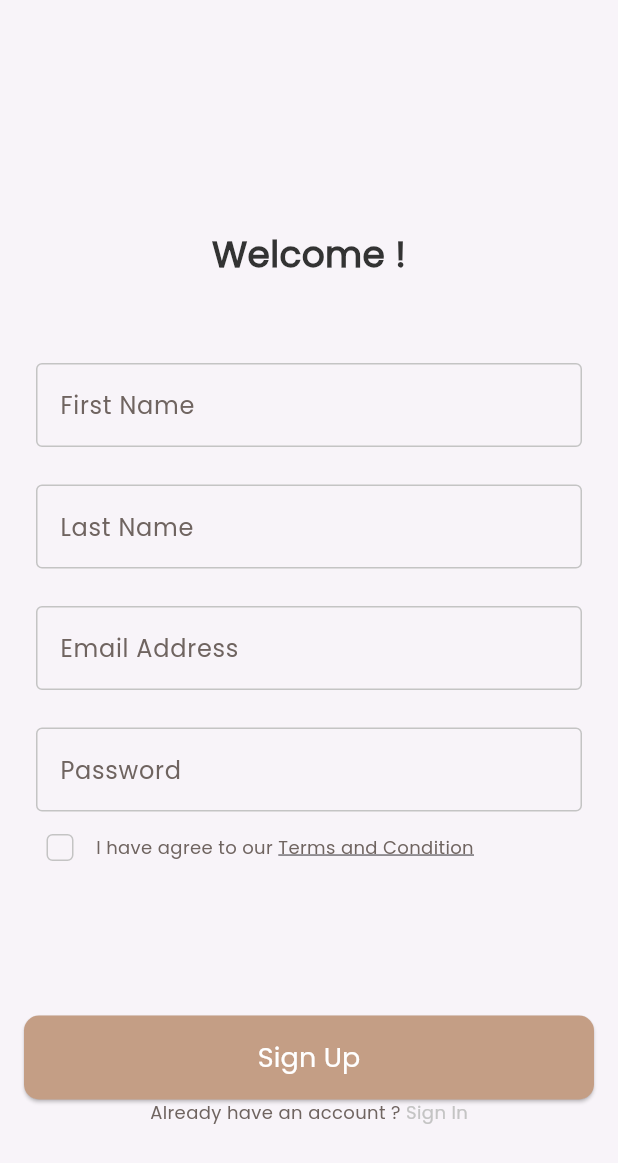
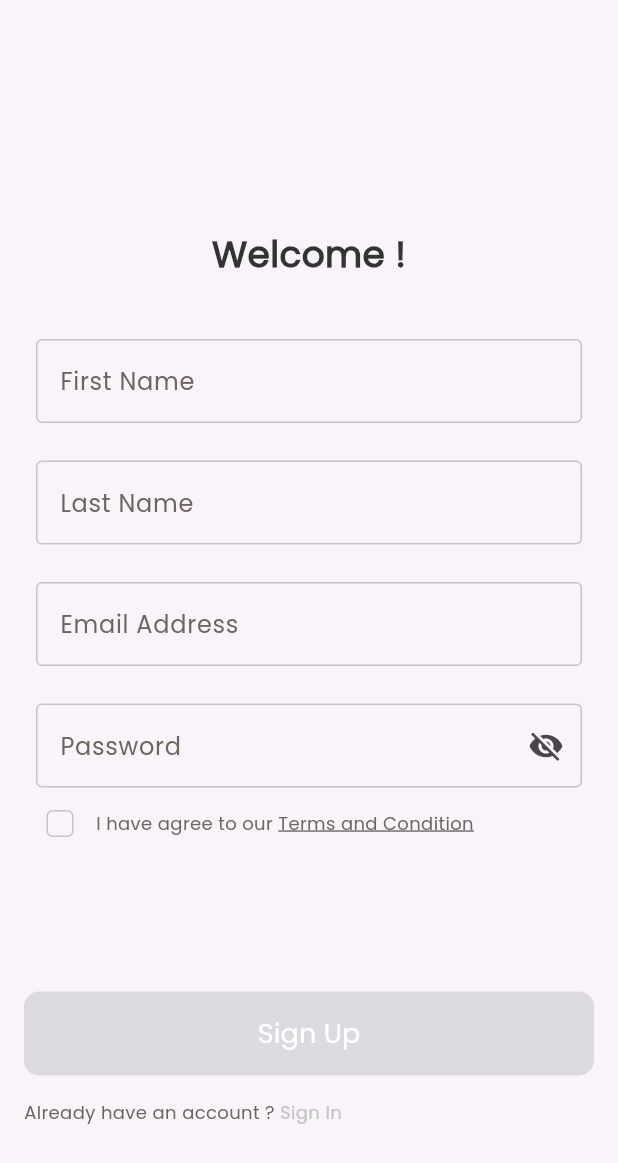
Before and after one commit to elbahy/dalel, a Flutter app: the SignupView screen opened by its route, on a phone screen of 412 x 824 dp. Shown: the top 1163 px of the screen. Run offline on Flutter 3.47's test engine with Material 3 defaults, Android fonts, the phone set to English and light mode, and no system bars; our stand-ins replace bloc, firebase_auth, firebase_core, flutter_bloc, fluttertoast, get_it and 3 more; accounts and stored records are empty.

Commit message:
finished auth cubit

```diff
--- /dev/null
+++ b/devtools_options.yaml
@@ -0,0 +1 @@
+extensions:
--- a/lib/core/routes/app_router.dart
+++ b/lib/core/routes/app_router.dart
@@ -1,6 +1,6 @@
 import 'package:dalel/features/auth/presentation/views/signin_view.dart';
 import 'package:dalel/features/auth/presentation/views/signup_view.dart';
-import 'package:dalel/features/onboarding/presentation/auth_cubit/cubit/auth_cubit.dart';
+import 'package:dalel/features/auth/presentation/auth_cubit/auth_cubit.dart';
 import 'package:dalel/features/onboarding/presentation/views/onboarding_view.dart';
 import 'package:dalel/features/splash/presentation/views/splash_view.dart';
 import 'package:flutter_bloc/flutter_bloc.dart';
--- a/lib/core/services/service_locator.dart
+++ b/lib/core/services/service_locator.dart
@@ -1,10 +1,9 @@
 import 'package:dalel/core/databases/cache/cache_helper.dart';
-import 'package:dalel/features/onboarding/presentation/auth_cubit/cubit/auth_cubit.dart';
+
 import 'package:get_it/get_it.dart';
 
 final getIt = GetIt.instance;
 
 void setupServiceLocator() {
   getIt.registerSingleton<CacheHelper>(CacheHelper());
-  getIt.registerSingleton<AuthCubit>(AuthCubit());
 }
--- a/lib/core/widgets/custom_button.dart
+++ b/lib/core/widgets/custom_button.dart
@@ -3,14 +3,10 @@ import 'package:dalel/core/utils/app_styles.dart';
 import 'package:flutter/material.dart';
 
 class CustomButton extends StatelessWidget {
-  const CustomButton({
-    super.key,
-    required this.text,
-    required this.onPressed,
-  });
+  const CustomButton({super.key, required this.text, required this.onPressed});
 
   final String text;
-  final void Function() onPressed;
+  final void Function()? onPressed;
 
   @override
   Widget build(BuildContext context) {
--- a/lib/features/onboarding/presentation/auth_cubit/cubit/auth_state.dart
+++ b/lib/features/auth/presentation/auth_cubit/auth_state.dart
@@ -11,3 +11,7 @@ final class SignupFailureState extends AuthState {
 
   SignupFailureState({required this.errorMessage});
 }
+
+final class TermsAndConditionsState extends AuthState {}
+
+final class PasswordVisibilityState extends AuthState {}
--- a/lib/features/auth/presentation/views/widgets/custom_checkbox.dart
+++ b/lib/features/auth/presentation/views/widgets/custom_checkbox.dart
@@ -1,5 +1,7 @@
 import 'package:dalel/core/utils/app_colors.dart';
+import 'package:dalel/features/auth/presentation/auth_cubit/auth_cubit.dart';
 import 'package:flutter/material.dart';
+import 'package:flutter_bloc/flutter_bloc.dart';
 
 class CustomCheckBox extends StatefulWidget {
   const CustomCheckBox({super.key});
@@ -21,6 +23,8 @@ class _CustomCheckBoxState extends State<CustomCheckBox> {
         onChanged: (newValue) {
           setState(() {
             value = newValue!;
+            BlocProvider.of<AuthCubit>(context)
+                .changeTermsAndConditionsValue(newValue);
           });
         });
   }
--- a/lib/features/auth/presentation/views/widgets/custom_text_field.dart
+++ b/lib/features/auth/presentation/views/widgets/custom_text_field.dart
@@ -1,28 +1,30 @@
-import 'package:dalel/core/services/service_locator.dart';
 import 'package:dalel/core/utils/app_colors.dart';
 import 'package:dalel/core/utils/app_styles.dart';
 import 'package:dalel/features/auth/presentation/views/functions/get_border_style.dart';
-import 'package:dalel/features/onboarding/presentation/auth_cubit/cubit/auth_cubit.dart';
 import 'package:flutter/material.dart';
 
-class CustomTextField extends StatelessWidget {
-  const CustomTextField(
+class CustomTextFormField extends StatelessWidget {
+  const CustomTextFormField(
       {super.key,
       required this.label,
       this.onChanged,
       this.onFieldSubmitted,
-      this.obscureText = false});
+      this.obscureText = false,
+      this.suffixIcon});
 
   final String label;
   final Function(String)? onChanged;
   final Function(String)? onFieldSubmitted;
   final bool obscureText;
+  final IconButton? suffixIcon;
 
   @override
   Widget build(BuildContext context) {
     return Padding(
       padding: const EdgeInsets.fromLTRB(8, 25, 8, 0),
       child: TextFormField(
+          validator: (value) =>
+              value!.isEmpty ? 'This field is required' : null,
           obscureText: obscureText,
           onChanged: onChanged,
           onFieldSubmitted: onFieldSubmitted,
@@ -34,6 +36,7 @@ class CustomTextField extends StatelessWidget {
             border: getBorderStyle(),
             enabledBorder: getBorderStyle(),
             focusedBorder: getBorderStyle(),
+            suffixIcon: suffixIcon,
           )),
     );
   }
--- a/lib/features/auth/presentation/views/widgets/custom_two_text.dart
+++ b/lib/features/auth/presentation/views/widgets/custom_two_text.dart
@@ -9,14 +9,12 @@ class CustomTwoTextsWidget extends StatelessWidget {
   final String text1, text2;
   @override
   Widget build(BuildContext context) {
-    return Row(mainAxisAlignment: MainAxisAlignment.center, children: [
-      Text.rich(TextSpan(children: [
-        TextSpan(text: text1, style: AppStyles.poppins400Style12),
-        TextSpan(
-          text: text2,
-          style: AppStyles.poppins400Style12.copyWith(color: AppColors.grey),
-        )
-      ]))
-    ]);
+    return Text.rich(TextSpan(children: [
+      TextSpan(text: text1, style: AppStyles.poppins400Style12),
+      TextSpan(
+        text: text2,
+        style: AppStyles.poppins400Style12.copyWith(color: AppColors.grey),
+      )
+    ]));
   }
 }
--- a/lib/features/auth/presentation/views/widgets/signup_form_widget.dart
+++ b/lib/features/auth/presentation/views/widgets/signup_form_widget.dart
@@ -1,10 +1,12 @@
-import 'package:dalel/core/services/service_locator.dart';
+import 'package:dalel/core/functions/navigation.dart';
+import 'package:dalel/core/functions/toast_msg.dart';
+import 'package:dalel/core/utils/app_colors.dart';
 import 'package:dalel/core/utils/app_strings.dart';
 import 'package:dalel/core/widgets/custom_button.dart';
 import 'package:dalel/features/auth/presentation/views/widgets/custom_text_field.dart';
 import 'package:dalel/features/auth/presentation/views/widgets/terms_and_conditions.dart';
-import 'package:dalel/features/onboarding/presentation/auth_cubit/cubit/auth_cubit.dart';
-import 'package:dalel/features/onboarding/presentation/auth_cubit/cubit/auth_state.dart';
+import 'package:dalel/features/auth/presentation/auth_cubit/auth_cubit.dart';
+import 'package:dalel/features/auth/presentation/auth_cubit/auth_state.dart';
 import 'package:flutter/material.dart';
 import 'package:flutter_bloc/flutter_bloc.dart';
 
@@ -15,33 +17,58 @@ class SignupFormWidget extends StatelessWidget {
   Widget build(BuildContext context) {
     return BlocConsumer<AuthCubit, AuthState>(
       listener: (context, state) {
-        // TODO: implement listener
+        if (state is SignupSuccessState) {
+          toastMsg(msg: 'Account created successfully', color: Colors.green);
+          customReplacementNavigate(context, '/signin');
+        } else if (state is SignupFailureState) {
+          toastMsg(msg: state.errorMessage, color: Colors.red);
+        }
       },
       builder: (context, state) {
+        AuthCubit authCubit = BlocProvider.of<AuthCubit>(context);
         return Form(
+            key: authCubit.signupFormKey,
             child: Column(
               children: [
-            const CustomTextField(label: AppStrings.fristName),
-            const CustomTextField(label: AppStrings.lastName),
-            CustomTextField(
+                const CustomTextFormField(label: AppStrings.fristName),
+                const CustomTextFormField(label: AppStrings.lastName),
+                CustomTextFormField(
                     label: AppStrings.emailAddress,
                     onChanged: (value) {
-                  getIt<AuthCubit>().emailAddress = value;
+                      authCubit.emailAddress = value;
                     }),
-            CustomTextField(
+                CustomTextFormField(
                   label: AppStrings.password,
-              obscureText: true,
+                  obscureText: authCubit.obscureText,
+                  suffixIcon: IconButton(
+                      onPressed: () {
+                        authCubit.changeObscureText();
+                      },
+                      icon: Icon(authCubit.obscureText
+                          ? Icons.visibility_off
+                          : Icons.visibility)),
                   onChanged: (value) {
-                getIt<AuthCubit>().password = value;
+                    authCubit.password = value;
                   },
                 ),
                 const TermsAndConditionsWidget(),
                 const SizedBox(height: 88),
-            CustomButton(
+                state is SignupLoadingState
+                    ? const CircularProgressIndicator(
+                        color: AppColors.primaryColor,
+                      )
+                    : CustomButton(
                         text: AppStrings.signUp,
-                onPressed: () {
-                  getIt<AuthCubit>().SignupWithEmailAndPassword();
-                }),
+                        onPressed: authCubit.termsAndConditionsValue
+                            ? () {
+                                if (authCubit.termsAndConditionsValue) {
+                                  if (authCubit.signupFormKey.currentState!
+                                      .validate()) {
+                                    authCubit.signupWithEmailAndPassword();
+                                  }
+                                }
+                              }
+                            : null),
               ],
             ));
       },
--- a/lib/features/onboarding/data/models/onboarding_model.dart
+++ b/lib/features/onboarding/data/models/onboarding_model.dart
@@ -1,5 +1,4 @@
 import 'package:dalel/core/utils/app_assets.dart';
-import 'package:dalel/core/utils/app_strings.dart';
 
 class OnBoardingModel {
   final String image;
--- a/lib/features/onboarding/presentation/views/onboarding_view.dart
+++ b/lib/features/onboarding/presentation/views/onboarding_view.dart
@@ -1,9 +1,3 @@
-import 'package:dalel/core/functions/navigation.dart';
-import 'package:dalel/core/utils/app_colors.dart';
-import 'package:dalel/core/utils/app_strings.dart';
-import 'package:dalel/core/utils/app_styles.dart';
-import 'package:dalel/core/widgets/custom_button.dart';
-import 'package:dalel/features/onboarding/data/models/onboarding_model.dart';
 import 'package:dalel/features/onboarding/presentation/views/widgets/custom_navbar.dart';
 import 'package:dalel/features/onboarding/presentation/views/widgets/onboarding_body.dart';
 import 'package:dalel/features/onboarding/presentation/views/widgets/onboarding_button.dart';
--- a/lib/features/onboarding/presentation/views/widgets/custom_navbar.dart
+++ b/lib/features/onboarding/presentation/views/widgets/custom_navbar.dart
@@ -1,4 +1,3 @@
-import 'package:dalel/core/databases/cache/cache_helper.dart';
 import 'package:dalel/core/functions/navigation.dart';
 import 'package:dalel/core/utils/app_strings.dart';
 import 'package:dalel/core/utils/app_styles.dart';
--- a/lib/features/onboarding/presentation/views/widgets/onboarding_text.dart
+++ b/lib/features/onboarding/presentation/views/widgets/onboarding_text.dart
@@ -1,5 +1,6 @@
 import 'package:flutter/material.dart';
 
+// ignore: must_be_immutable
 class OnBoardingCustomText extends StatelessWidget {
   OnBoardingCustomText(
       {super.key, required this.text, required this.textStyle});
--- a/pubspec.yaml
+++ b/pubspec.yaml
@@ -13,6 +13,7 @@ dependencies:
   flutter:
     sdk: flutter
   flutter_bloc: ^8.1.4
+  fluttertoast: ^8.2.4
   get_it: ^7.6.7
   go_router: ^13.0.1
   shared_preferences: ^2.2.2
```
Also changed, not shown: lib/core/functions/toast_msg.dart (added, +14 -0 lines), lib/features/auth/presentation/auth_cubit/auth_cubit.dart (renamed from lib/features/onboarding/presentation/auth_cubit/cubit/auth_cubit.dart, +18 -4 lines), lib/features/auth/presentation/views/signup_view.dart (+1 -6 lines), pubspec.lock, 1 other file. Lines whose indentation alone changed are shown as unchanged.
